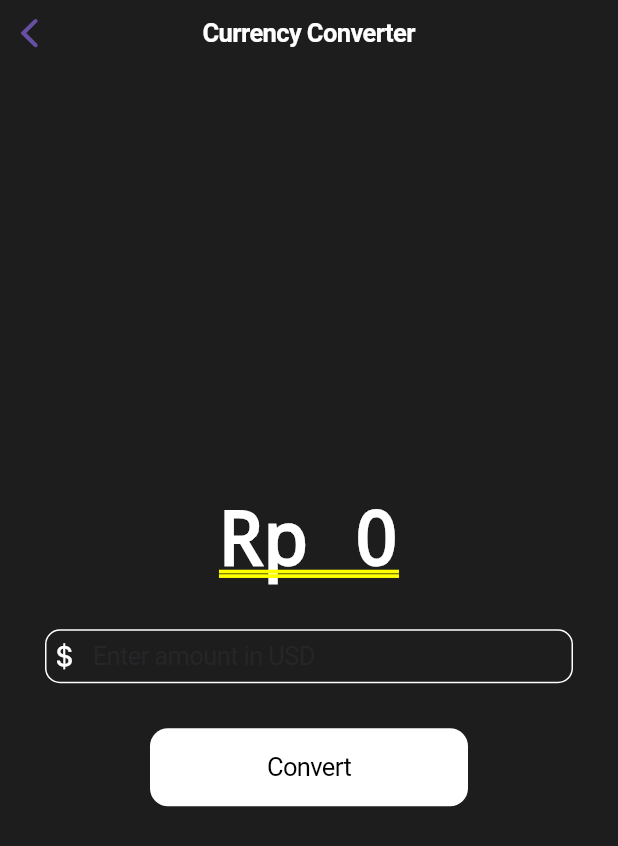
After one commit to ututeteneonitero/currency_convert_app, a Flutter app: the CurrencyCupertinoPage screen opened directly, on a phone screen of 412 x 824 dp. The commit adds this screen. Shown: the top 846 px of the screen. Run offline on Flutter 3.47's test engine with Material 3 defaults, Android fonts, the phone set to English and light mode, and no system bars.

Commit message:
app done

```diff
--- /dev/null
+++ b/lib/currency_cupertino_page.dart
@@ -0,0 +1,111 @@
+import "package:flutter/cupertino.dart";
+
+class CurrencyCupertinoPage extends StatefulWidget {
+  const CurrencyCupertinoPage({super.key});
+  @override
+  State<CurrencyCupertinoPage> createState() => _CurrencyCupertinoPageState();
+}
+
+class _CurrencyCupertinoPageState extends State<CurrencyCupertinoPage> {
+  double result = 0;
+  final TextEditingController textEditingController = TextEditingController();
+
+  void convert() {
+    result = double.parse(textEditingController.text) * 16230;
+  }
+
+  @override
+  Widget build(BuildContext context) {
+    return CupertinoPageScaffold(
+      backgroundColor: const Color.fromRGBO(29, 29, 29, 1),
+      navigationBar: CupertinoNavigationBar(
+        middle: const Text(
+          "Currency Converter",
+          style: TextStyle(color: CupertinoColors.white),
+        ),
+        backgroundColor: const Color.fromRGBO(29, 29, 29, 1),
+      ),
+      child: Center(
+        child: ColoredBox(
+          color: const Color.fromRGBO(255, 0, 0, 0),
+          child: Column(
+            mainAxisAlignment: MainAxisAlignment.center,
+            children: [
+              Text(
+                "Rp ${result != 0 ? result.toStringAsFixed(2) : result.toStringAsFixed(0)}",
+                style: const TextStyle(
+                  fontSize: 50,
+                  fontWeight: FontWeight.bold,
+                  color: CupertinoColors.white,
+                ),
+              ),
+              Padding(
+                padding: const EdgeInsets.all(30),
+                child: CupertinoTextField(
+                  controller: textEditingController,
+                  style: const TextStyle(
+                    color: CupertinoColors.white,
+                  ),
+                  decoration: BoxDecoration(
+                    color: const Color.fromRGBO(29, 29, 29, 1),
+                    border: Border.all(color: CupertinoColors.white),
+                    borderRadius: BorderRadius.circular(10),
+                  ),
+                  placeholder: "Enter amount in USD",
+                  prefix: Icon(
+                    CupertinoIcons.money_dollar,
+                    color: CupertinoColors.white,
+                  ),
+                  keyboardType: const TextInputType.numberWithOptions(
+                    decimal: true,
+                  ),
+                ),
+              ),
+              Padding(
+                padding: const EdgeInsets.symmetric(horizontal: 100),
+                child: CupertinoButton(
+                  onPressed: () {
+                    setState(() {
+                      try {
+                        convert();
+                      } catch (e) {
+                        result = 0;
+                        showCupertinoDialog(
+                          context: context,
+                          builder: (context) {
+                            return CupertinoAlertDialog(
+                              title: const Text("Invalid Input"),
+                              content:
+                                  const Text("Please enter a valid number."),
+                              actions: [
+                                CupertinoDialogAction(
+                                  child: const Text("OK"),
+                                  onPressed: () {
+                                    Navigator.of(context).pop();
+                                  },
+                                ),
+                              ],
+                            );
+                          },
+                        );
+                      }
+                    });
+                  },
+                  color: CupertinoColors.white,
+                  child: const SizedBox(
+                    width: double.infinity,
+                    child: Text(
+                      "Convert",
+                      textAlign: TextAlign.center,
+                      style: TextStyle(color: CupertinoColors.black),
+                    ),
+                  ),
+                ),
+              ),
+            ],
+          ),
+        ),
+      ),
+    );
+  }
+}
--- a/lib/currency_material_page.dart
+++ b/lib/currency_material_page.dart
@@ -35,7 +35,7 @@ class _CurrencyMaterialPageState extends State<CurrencyMaterialPage> {
             mainAxisAlignment: MainAxisAlignment.center,
             children: [
               Text(
-                "Rp ${result.toString()}",
+                "Rp ${result != 0 ? result.toStringAsFixed(2) : result.toStringAsFixed(0)}",
                 style: const TextStyle(
                   fontSize: 50,
                   fontWeight: FontWeight.bold,
--- a/lib/main.dart
+++ b/lib/main.dart
@@ -1,4 +1,6 @@
+import 'package:currency_convert_app/currency_cupertino_page.dart';
 import 'package:currency_convert_app/currency_material_page.dart';
+import 'package:flutter/cupertino.dart';
 import 'package:flutter/material.dart';
 
 void main() {
@@ -16,3 +18,14 @@ class MyApp extends StatelessWidget {
     );
   }
 }
+
+class MyCupertinoApp extends StatelessWidget {
+  const MyCupertinoApp({super.key});
+
+  @override
+  Widget build(BuildContext context) {
+    return CupertinoApp(
+      home: CurrencyCupertinoPage(),
+    );
+  }
+}
```
